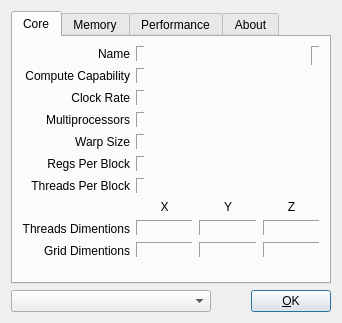
Old version of the form ui/czdialog.ui in the repository spainnoobperez/cuda-z.
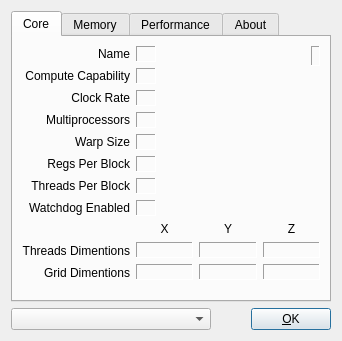
New version of the form. Icons and pictures are not drawn.

Commit message: + add new logging subsystem with log levels * update version analysis code * add new watchdog entry from CUDA 2.1

Diff of the .ui file:
```diff
--- a/ui/czdialog.ui
+++ b/ui/czdialog.ui
@@ -6,7 +6,7 @@
     <x>0</x>
     <y>0</y>
     <width>342</width>
-    <height>323</height>
+    <height>341</height>
    </rect>
   </property>
   <property name="windowTitle" >
@@ -250,7 +250,30 @@
          </property>
         </widget>
        </item>
-       <item rowspan="3" row="7" column="1" colspan="2" >
+       <item row="7" column="0" >
+        <widget class="QLabel" name="labelWatchdog" >
+         <property name="text" >
+          <string>Watchdog Enabled</string>
+         </property>
+         <property name="alignment" >
+          <set>Qt::AlignRight|Qt::AlignTrailing|Qt::AlignVCenter</set>
+         </property>
+        </widget>
+       </item>
+       <item row="7" column="1" >
+        <widget class="QLabel" name="labelWatchdogText" >
+         <property name="frameShape" >
+          <enum>QFrame::Panel</enum>
+         </property>
+         <property name="frameShadow" >
+          <enum>QFrame::Sunken</enum>
+         </property>
+         <property name="text" >
+          <string>&lt;yes/no></string>
+         </property>
+        </widget>
+       </item>
+       <item rowspan="3" row="8" column="1" colspan="2" >
         <layout class="QGridLayout" name="gridLayout" >
          <item row="1" column="0" >
           <widget class="QLabel" name="labelThreadsDimTextX" >
@@ -362,7 +385,7 @@
          </item>
         </layout>
        </item>
-       <item row="9" column="0" >
+       <item row="10" column="0" >
         <widget class="QLabel" name="labelGridDim" >
          <property name="text" >
           <string>Grid Dimentions</string>
@@ -372,7 +395,7 @@
          </property>
         </widget>
        </item>
-       <item row="10" column="0" colspan="3" >
+       <item row="11" column="1" >
         <spacer name="verticalSpacer_2" >
          <property name="orientation" >
           <enum>Qt::Vertical</enum>
@@ -385,7 +408,7 @@
          </property>
         </spacer>
        </item>
-       <item row="8" column="0" >
+       <item row="9" column="0" >
         <widget class="QLabel" name="labelThreadsDim" >
          <property name="text" >
           <string>Threads Dimentions</string>
```
Left out of the diff: 63 changed lines with no effect on the pictures. The commit also changes 9 other files.
